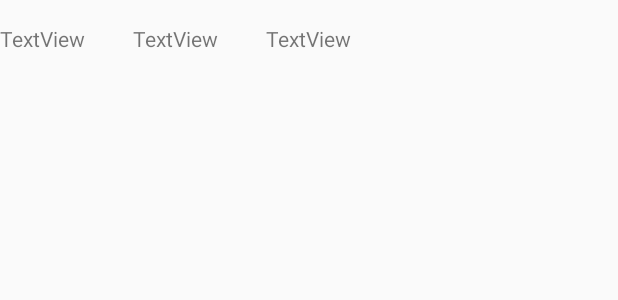
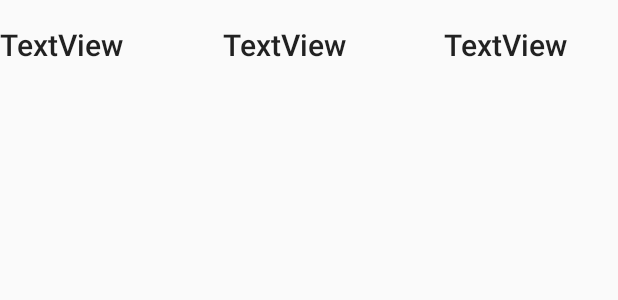
Before and after one commit to hai265/Group-5-Call-Your-Mother, an Android app: the layout contact_item.xml on its own in the app's theme, with its tools: preview values and no code run, on a phone screen of 412 x 824 dp. Shown: the top 300 px of the screen. Run offline under Robolectric (Android 15) with nearby library versions, the light colour scheme and no system bars.

Commit message:
HTML updates

```diff
--- a/app/src/main/java/com/example/callyourmother/ContactAdapter.kt
+++ b/app/src/main/java/com/example/callyourmother/ContactAdapter.kt
@@ -74,7 +74,7 @@ class ContactAdapter(private val mContext : Context) : BaseAdapter() {
         viewHolder.daysView?.text = ContactDetails.FORMAT.format(current.lastCalled)
 
         if(current.isLate)
-            viewHolder.statusView?.text ="CALL NOW"
+            viewHolder.statusView?.text ="Call Now"
         else
             viewHolder.statusView?.text ="No need to call"
 
--- a/app/src/main/java/com/example/callyourmother/ContactDetails.kt
+++ b/app/src/main/java/com/example/callyourmother/ContactDetails.kt
@@ -91,7 +91,7 @@ class ContactDetails {
 
 
         val FORMAT = SimpleDateFormat(
-            "EEE MMM d HH:mm:ss zzz yyyy", Locale.US)
+            "EEE MMM d", Locale.US)
 
         fun packageToIntent(name : String, phoneNumber: String, lastCalled: Date, frequency: Int) : Intent{
 
--- a/app/src/main/res/layout/contact_item.xml
+++ b/app/src/main/res/layout/contact_item.xml
@@ -9,25 +9,31 @@
 
     <TextView
         android:id="@+id/daysLastCall"
-        android:layout_width="wrap_content"
+        android:layout_width="120dp"
+        android:layout_height="wrap_content"
+        android:layout_marginStart="27dp"
+        android:layout_marginTop="16dp"
+        android:paddingRight="15dp"
+        android:text="TextView"
+        android:textAppearance="@style/TextAppearance.Widget.AppCompat.Toolbar.Title"
+        app:layout_constraintStart_toEndOf="@+id/callStatus"
+        app:layout_constraintTop_toTopOf="parent"
+        app:layout_constraintEnd_toEndOf="parent"
+        android:textSize="20sp"
+        />
+
+    <TextView
+        android:id="@+id/callStatus"
+        android:layout_width="120dp"
         android:layout_height="wrap_content"
         android:layout_marginStart="32dp"
         android:layout_marginTop="16dp"
         android:text="TextView"
-        app:layout_constraintBottom_toBottomOf="@+id/contactImage"
-        app:layout_constraintStart_toEndOf="@+id/callStatus"
-        app:layout_constraintTop_toTopOf="parent" />
-
-    <TextView
-        android:id="@+id/callStatus"
-        android:layout_width="wrap_content"
-        android:layout_height="wrap_content"
-        android:layout_marginStart="32dp"
-        android:layout_marginTop="16dp"
-        android:text="TextView"
-        app:layout_constraintBottom_toBottomOf="@+id/contactImage"
+        android:textAppearance="@style/TextAppearance.Widget.AppCompat.Toolbar.Title"
         app:layout_constraintStart_toEndOf="@+id/contactName"
-        app:layout_constraintTop_toTopOf="parent" />
+        app:layout_constraintTop_toTopOf="parent"
+        app:layout_constraintEnd_toStartOf="@id/daysLastCall"
+        android:textSize="20sp"/>
     <!--
         <ImageView
             android:id="@+id/contactImage"
@@ -41,12 +47,13 @@
     -->
     <TextView
         android:id="@+id/contactName"
-        android:layout_width="wrap_content"
+        android:layout_width="120dp"
         android:layout_height="wrap_content"
-        android:layout_marginStart="32dp"
         android:layout_marginTop="16dp"
         android:text="TextView"
-        app:layout_constraintBottom_toBottomOf="@+id/contactImage"
-        app:layout_constraintStart_toEndOf="@+id/contactImage"
-        app:layout_constraintTop_toTopOf="parent" />
+        android:textSize="20sp"
+        android:textAppearance="@style/TextAppearance.Widget.AppCompat.Toolbar.Title"
+        app:layout_constraintStart_toStartOf="parent"
+        app:layout_constraintTop_toTopOf="parent"
+        />
 </androidx.constraintlayout.widget.ConstraintLayout>
```
Also changed, not shown: app/src/main/res/layout/activity_main.xml (+51 -5 lines).
